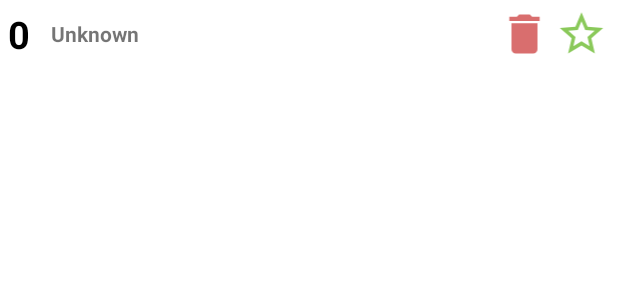
After one commit to tunalad/weatherman, an Android app: the layout rcv_place_item.xml on its own in the app's theme, with its tools: preview values and no code run, on a phone screen of 412 x 824 dp. The commit adds this screen. Shown: the top 300 px of the screen. Run offline under Robolectric (Android 15) with nearby library versions, the phone set to English and light mode, and no system bars.

Commit message:
Added places list to the place management

```diff
--- a/app/src/main/java/com/example/weatherman/MainActivity.java
+++ b/app/src/main/java/com/example/weatherman/MainActivity.java
@@ -71,6 +71,7 @@ public class MainActivity extends AppCompatActivity {
 
     DatabaseManager dbManager;
     boolean metric;
+
     @Override
     protected void onCreate(Bundle savedInstanceState) {
         super.onCreate(savedInstanceState);
@@ -100,7 +101,6 @@ public class MainActivity extends AppCompatActivity {
         catch (SQLDataException e) {e.printStackTrace();}
 
         nav_drawer();
-        //get_weather("Belgrade"); // TODO: SET DEFAULT PLACE VALUE
 
 
 
@@ -278,7 +278,6 @@ public class MainActivity extends AppCompatActivity {
     @Override
     public boolean onCreateOptionsMenu(Menu menu) {
         getMenuInflater().inflate(R.menu.menu_items, menu);
-        //getMenuInflater().inflate(R.menu.menu_nav_drawer, menu);
         return super.onCreateOptionsMenu(menu);
     }
 
--- a/app/src/main/java/com/example/weatherman/SettingsActivity.java
+++ b/app/src/main/java/com/example/weatherman/SettingsActivity.java
@@ -18,8 +18,8 @@ public class SettingsActivity extends PreferenceActivity {
     }
 
     private void load_settings(){
-    SharedPreferences sp = PreferenceManager.getDefaultSharedPreferences(this);
-    boolean is_metric = sp.getBoolean("sp_metric", true);
+        SharedPreferences sp = PreferenceManager.getDefaultSharedPreferences(this);
+        //boolean is_metric = sp.getBoolean("sp_metric", true);
 
         SwitchPreference sp_metric = (SwitchPreference)findPreference("sp_metric");
         sp_metric.setOnPreferenceChangeListener(new Preference.OnPreferenceChangeListener() {
--- /dev/null
+++ b/app/src/main/res/drawable/ic_baseline_delete_24.xml
@@ -0,0 +1,5 @@
+<vector android:height="24dp" android:tint="#D96E6E"
+    android:viewportHeight="24" android:viewportWidth="24"
+    android:width="24dp" xmlns:android="http://schemas.android.com/apk/res/android">
+    <path android:fillColor="@android:color/white" android:pathData="M6,19c0,1.1 0.9,2 2,2h8c1.1,0 2,-0.9 2,-2V7H6v12zM19,4h-3.5l-1,-1h-5l-1,1H5v2h14V4z"/>
+</vector>
--- /dev/null
+++ b/app/src/main/res/drawable/ic_star.xml
@@ -0,0 +1,5 @@
+<vector android:height="24dp" android:tint="#B2FF74"
+    android:viewportHeight="24" android:viewportWidth="24"
+    android:width="24dp" xmlns:android="http://schemas.android.com/apk/res/android">
+    <path android:fillColor="@android:color/white" android:pathData="M12,17.27L18.18,21l-1.64,-7.03L22,9.24l-7.19,-0.61L12,2 9.19,8.63 2,9.24l5.46,4.73L5.82,21z"/>
+</vector>
--- /dev/null
+++ b/app/src/main/res/drawable/ic_star_outline.xml
@@ -0,0 +1,5 @@
+<vector android:height="24dp" android:tint="#8AC95A"
+    android:viewportHeight="24" android:viewportWidth="24"
+    android:width="24dp" xmlns:android="http://schemas.android.com/apk/res/android">
+    <path android:fillColor="@android:color/white" android:pathData="M22,9.24l-7.19,-0.62L12,2 9.19,8.63 2,9.24l5.46,4.73L5.82,21 12,17.27 18.18,21l-1.63,-7.03L22,9.24zM12,15.4l-3.76,2.27 1,-4.28 -3.32,-2.88 4.38,-0.38L12,6.1l1.71,4.04 4.38,0.38 -3.32,2.88 1,4.28L12,15.4z"/>
+</vector>
--- /dev/null
+++ b/app/src/main/res/layout/rcv_place_item.xml
@@ -0,0 +1,43 @@
+<?xml version="1.0" encoding="utf-8"?>
+<LinearLayout xmlns:android="http://schemas.android.com/apk/res/android"
+    xmlns:app="http://schemas.android.com/apk/res-auto"
+    android:layout_width="match_parent"
+    android:layout_height="wrap_content"
+    android:layout_margin="5sp"
+    android:weightSum="20">
+
+    <TextView
+        android:id="@+id/txt_place_index"
+        android:layout_width="wrap_content"
+        android:layout_height="wrap_content"
+        android:layout_weight="1"
+        android:text="0"
+        android:textColor="#000"
+        android:textSize="25sp"
+        android:textStyle="bold" />
+
+    <TextView
+        android:id="@+id/txt_place_name"
+        android:layout_width="wrap_content"
+        android:layout_height="match_parent"
+        android:layout_weight="17"
+        android:gravity="center_vertical"
+        android:text="Unknown"
+        android:textStyle="bold" />
+
+    <ImageView
+        android:id="@+id/icon_delete"
+        android:layout_width="wrap_content"
+        android:layout_height="match_parent"
+        android:layout_weight="1"
+        android:clickable="true"
+        app:srcCompat="@drawable/ic_baseline_delete_24" />
+
+    <ImageView
+        android:id="@+id/icon_favourite"
+        android:layout_width="wrap_content"
+        android:layout_height="match_parent"
+        android:layout_weight="1"
+        android:clickable="true"
+        app:srcCompat="@drawable/ic_star_outline" />
+</LinearLayout>
```
Also changed, not shown: app/src/main/java/com/example/weatherman/Add_place.java (+15 -0 lines), app/src/main/java/com/example/weatherman/DatabaseManager.java (+10 -5 lines), app/src/main/java/com/example/weatherman/PlaceItem.java (added, +71 -0 lines), app/src/main/res/layout/activity_add_place.xml (+9 -1 lines).
